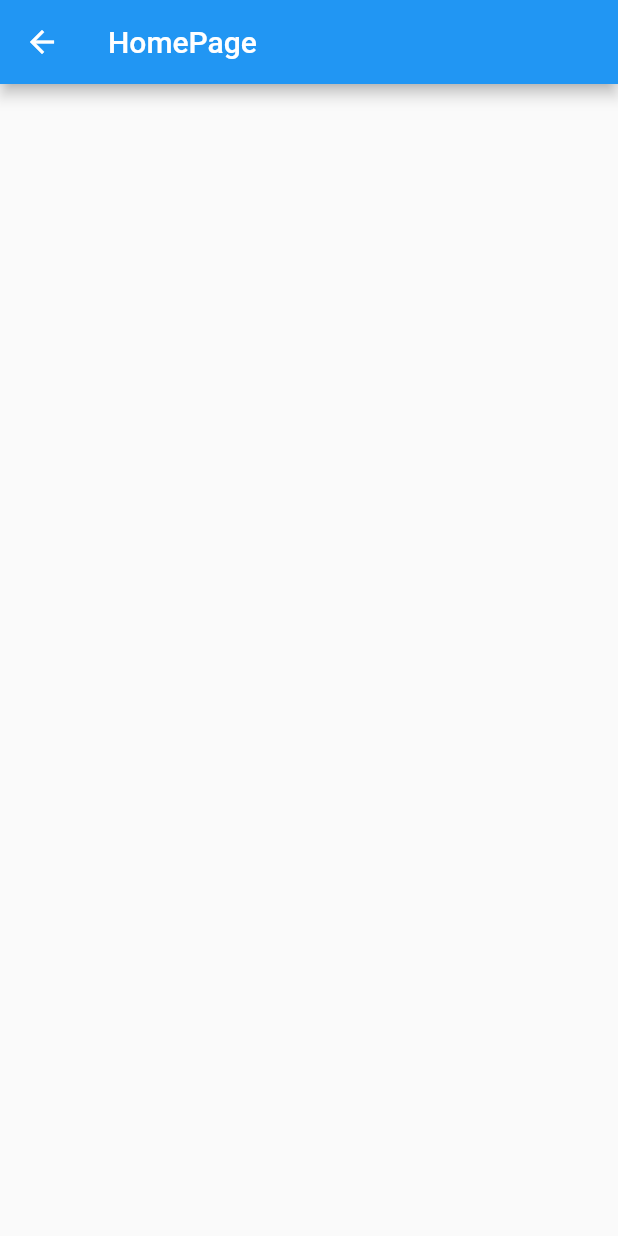
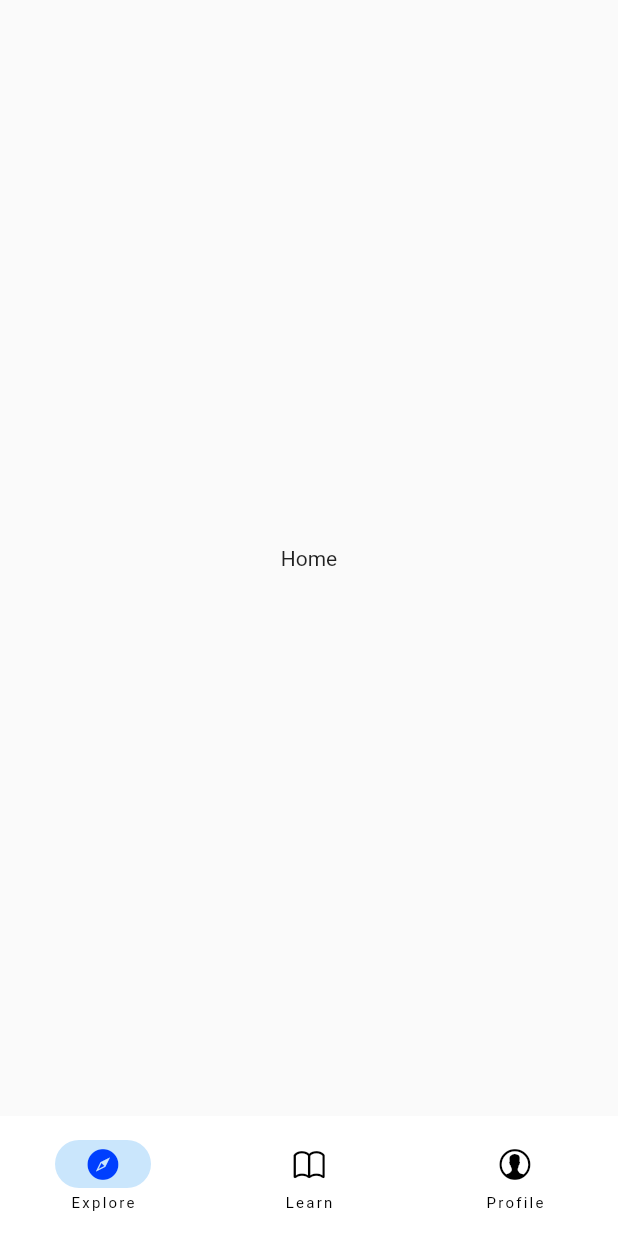
Before and after one commit to Pallavikemburu/LearnX-App, a Flutter app: the HomePage screen opened directly, on a phone screen of 412 x 824 dp. Run offline on Flutter 3.47's test engine with Material 2 defaults, Android fonts, the phone set to English and light mode, and no system bars; our stand-ins replace carousel_slider, flutter_svg.

Commit message:
first 1.2

```diff
--- a/lib/HomePage.dart
+++ b/lib/HomePage.dart
@@ -1,4 +1,5 @@
 import 'package:flutter/material.dart';
+import 'package:flutter/cupertino.dart';
 
 class HomePage extends StatefulWidget{
   const HomePage({super.key});
@@ -7,10 +8,68 @@ class HomePage extends StatefulWidget{
 }
 class _HomeState extends State<HomePage>{
   @override
-  Widget build(BuildContext context){
+  int selectedPageIndex = 0;
+  Color tc = const Color.fromARGB(255, 0, 63, 254);
+  @override
+  Widget build(BuildContext context) {
     return Scaffold(
-      appBar: AppBar(
-        title: const Text('HomePage'),
+      body: const [
+        Center(
+          child: Text(
+            'Home',
+          ),
+        ),
+        Center(
+          child: Text(
+            'Account',
+          ),
+        ),
+        Center(
+          child: Text(
+            'Menu',
+          ),
+        ),
+      ][selectedPageIndex],
+      bottomNavigationBar: NavigationBar(
+        backgroundColor: Colors.white,
+        shadowColor: Colors.grey,
+        elevation: 0.4,
+        selectedIndex: selectedPageIndex,
+        onDestinationSelected: (int index) {
+          setState(() {
+            selectedPageIndex = index;
+          });
+        },
+        destinations: <NavigationDestination>[
+          NavigationDestination(
+            selectedIcon: Icon(
+              CupertinoIcons.compass_fill,
+              color: tc,
+            ),
+            icon: Icon(CupertinoIcons.compass),
+            label: 'Explore',
+          ),
+          NavigationDestination(
+            selectedIcon: Icon(
+              CupertinoIcons.book_fill,
+              color: tc,
+            ),
+            icon: Icon(
+              CupertinoIcons.book,
+            ),
+            label: 'Learn',
+          ),
+          NavigationDestination(
+            selectedIcon: Icon(
+              CupertinoIcons.person_alt,
+              color: tc,
+            ),
+            icon: Icon(
+              CupertinoIcons.person_alt_circle,
+            ),
+            label: 'Profile',
+          ),
+        ],
       ),
     );
   }
--- a/lib/LoginPage.dart
+++ b/lib/LoginPage.dart
@@ -28,7 +28,10 @@ class _LoginState extends State<Login>{
                 CircleAvatar(
                   radius: hi*0.07,
                   backgroundColor: Colors.grey,
-                  child: Icon(Icons.person,size: hi*0.09,color: Colors.white,),
+                  child: Icon(
+                      Icons.person,size: hi*0.09,
+                      color: Color.fromARGB(255, 0, 63, 254)
+                  ),
                 ),
                 Text('E mail'),
               ],
--- a/pubspec.yaml
+++ b/pubspec.yaml
@@ -48,10 +48,9 @@ dev_dependencies:
   # rules and activating additional ones.
   flutter_lints: ^2.0.0
   # add this line to your dependencies
-  widget_and_text_animator: ^1.1.5
   carousel_slider: ^4.2.1
   flutter_svg: ^2.0.7
-  shared_preferences: ^2.2.1
+  google_fonts: ^6.1.0
 
 # For information on the generic Dart part of this file, see the
 # following page: https://dart.dev/tools/pub/pubspec
@@ -65,6 +64,7 @@ flutter:
   uses-material-design: true
   assets:
     - assets/images/
+
   # To add assets to your application, add an assets section, like this:
   # assets:
   #   - images/a_dot_burr.jpeg
```
Also changed, not shown: lib/main.dart (+3 -20 lines), pubspec.lock, 1 other file.
